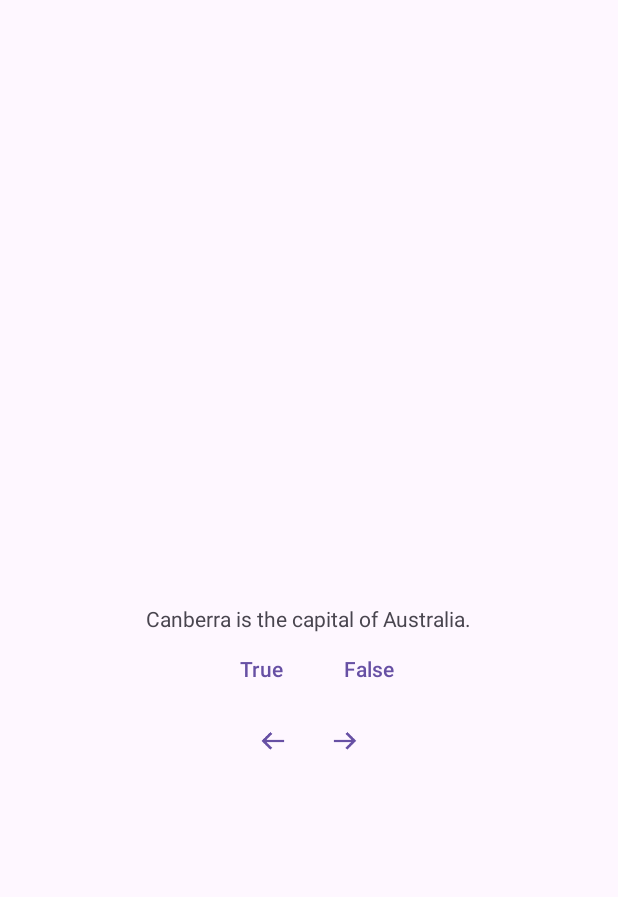
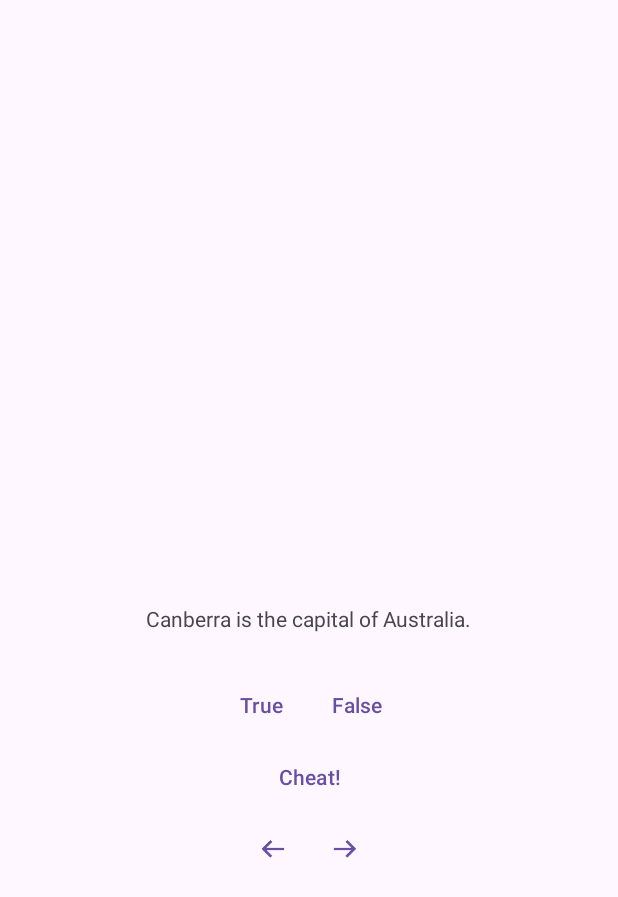
Before and after one commit to K33pQu13t/kotlic-first-steps, an Android app: the screen it shows after launch (MainActivity), on a phone screen of 412 x 824 dp. Shown: the top 897 px of the screen. Run offline under Robolectric (Android 15) with nearby library versions, the phone set to English and light mode, and no system bars.

Commit message:
добавил в главную активити кнопку для перехода в новую активити, реализовал смену активити

```diff
--- a/GeoQuiz/app/src/main/java/com/example/geoquiz/MainActivity.kt
+++ b/GeoQuiz/app/src/main/java/com/example/geoquiz/MainActivity.kt
@@ -1,5 +1,6 @@
 package com.example.geoquiz
 
+import android.content.Intent
 import android.os.Bundle
 import android.view.View.INVISIBLE
 import android.view.View.VISIBLE
@@ -19,6 +20,8 @@ class MainActivity : AppCompatActivity() {
 
     private lateinit var trueButton: Button
     private lateinit var falseButton: Button
+
+    private lateinit var cheatButton: Button
 
     private lateinit var prevButton: Button
     private lateinit var nextButton: Button
@@ -68,6 +71,7 @@ class MainActivity : AppCompatActivity() {
     private fun configureButtons() {
         trueButton = findViewById(R.id.true_button)
         falseButton = findViewById(R.id.false_button)
+        cheatButton = findViewById(R.id.cheat_button)
         prevButton = findViewById(R.id.prev_button)
         nextButton = findViewById(R.id.next_button)
 
@@ -76,6 +80,9 @@ class MainActivity : AppCompatActivity() {
         }
         falseButton.setOnClickListener {
             setAnswer(false)
+        }
+        cheatButton.setOnClickListener {
+            startCheatActivity()
         }
         prevButton.setOnClickListener {
             prevQuestion()
@@ -166,4 +173,9 @@ class MainActivity : AppCompatActivity() {
             .makeText(this, message, Toast.LENGTH_SHORT)
             .show()
     }
+
+    private fun startCheatActivity() {
+        val intent = Intent(this, CheatActivity::class.java)
+        startActivity(intent)
+    }
 }
--- a/GeoQuiz/app/src/main/res/layout-land/activity_main.xml
+++ b/GeoQuiz/app/src/main/res/layout-land/activity_main.xml
@@ -32,14 +32,27 @@
             style="?android:attr/buttonBarButtonStyle"
             android:layout_width="wrap_content"
             android:layout_height="wrap_content"
+            android:layout_margin="0dp"
             android:text="@string/true_button" />
         <Button
             android:id="@+id/false_button"
             style="?android:attr/buttonBarButtonStyle"
             android:layout_width="wrap_content"
             android:layout_height="wrap_content"
+            android:layout_margin="0dp"
             android:text="@string/false_button" />
     </LinearLayout>
+
+    <Button
+        android:id="@+id/cheat_button"
+        style="?android:attr/buttonBarButtonStyle"
+        android:layout_width="wrap_content"
+        android:layout_height="wrap_content"
+        android:layout_margin="0dp"
+        android:text="@string/cheat_button"
+        app:layout_constraintEnd_toEndOf="parent"
+        app:layout_constraintStart_toStartOf="parent"
+        app:layout_constraintTop_toBottomOf="@+id/buttonsContainer" />
 
     <com.google.android.material.button.MaterialButton
         android:id="@+id/prev_button"
--- a/GeoQuiz/app/src/main/res/layout/activity_main.xml
+++ b/GeoQuiz/app/src/main/res/layout/activity_main.xml
@@ -11,6 +11,7 @@
         android:id="@+id/question_text_view"
         android:layout_width="wrap_content"
         android:layout_height="wrap_content"
+        android:padding="24dp"
         app:layout_constraintBottom_toBottomOf="parent"
         app:layout_constraintEnd_toEndOf="parent"
         app:layout_constraintStart_toStartOf="parent"
@@ -31,15 +32,26 @@
             style="?android:attr/buttonBarButtonStyle"
             android:layout_width="wrap_content"
             android:layout_height="wrap_content"
+            android:layout_margin="0dp"
             android:text="@string/true_button" />
         <Button
             android:id="@+id/false_button"
             style="?android:attr/buttonBarButtonStyle"
             android:layout_width="wrap_content"
             android:layout_height="wrap_content"
+            android:layout_margin="0dp"
             android:text="@string/false_button" />
     </LinearLayout>
-
+    <Button
+        android:id="@+id/cheat_button"
+        style="?android:attr/buttonBarButtonStyle"
+        android:layout_width="wrap_content"
+        android:layout_height="wrap_content"
+        android:layout_margin="0dp"
+        android:text="@string/cheat_button"
+        app:layout_constraintEnd_toEndOf="parent"
+        app:layout_constraintStart_toStartOf="parent"
+        app:layout_constraintTop_toBottomOf="@+id/buttonsContainer" />
     <LinearLayout
         android:id="@+id/navButtonsContainer"
         style="?android:attr/buttonBarStyle"
@@ -49,7 +61,7 @@
         android:orientation="horizontal"
         app:layout_constraintEnd_toEndOf="parent"
         app:layout_constraintStart_toStartOf="parent"
-        app:layout_constraintTop_toBottomOf="@+id/buttonsContainer">
+        app:layout_constraintTop_toBottomOf="@+id/cheat_button">
         <com.google.android.material.button.MaterialButton
             android:id="@+id/prev_button"
             style="?attr/materialIconButtonStyle"
```
Lines whose indentation alone changed are shown as unchanged.
